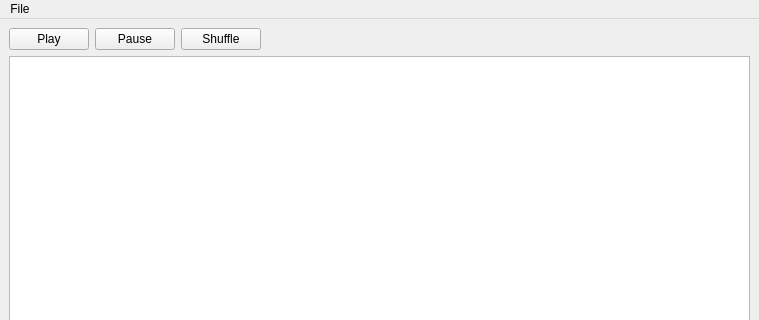
Above: mainwindow.ui from Ian2123/CS305-MusicPlayer before the change; both pictures show x 0 to 759 and y 0 to 320 of the 759 by 624 pixel window. Below: the same form after it.
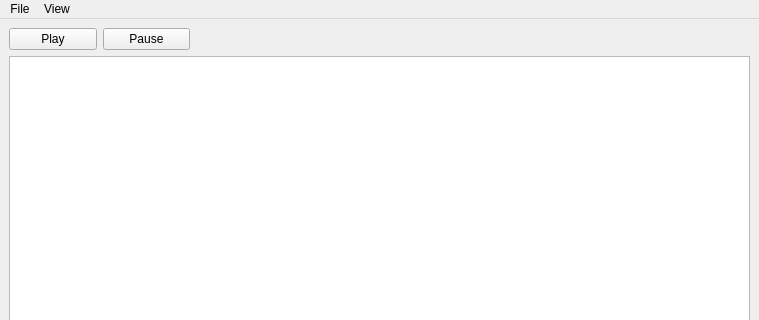
That is the form after the change. Icons and pictures are not drawn.

Patch:
```diff
--- a/mainwindow.ui
+++ b/mainwindow.ui
@@ -46,19 +46,6 @@
         </property>
        </widget>
       </item>
-      <item>
-       <widget class="QPushButton" name="shuffleButton">
-        <property name="sizePolicy">
-         <sizepolicy hsizetype="Minimum" vsizetype="Preferred">
-          <horstretch>0</horstretch>
-          <verstretch>0</verstretch>
-         </sizepolicy>
-        </property>
-        <property name="text">
-         <string>Shuffle</string>
-        </property>
-       </widget>
-      </item>
      </layout>
     </item>
    </layout>
@@ -82,7 +69,14 @@
     <addaction name="actionInfo"/>
     <addaction name="actionExit"/>
    </widget>
+   <widget class="QMenu" name="menuView">
+    <property name="title">
+     <string>View</string>
+    </property>
+    <addaction name="actionUpdate_Track_List"/>
+   </widget>
    <addaction name="menuTrack"/>
+   <addaction name="menuView"/>
   </widget>
   <widget class="QStatusBar" name="statusbar"/>
   <action name="actionAdd">
```
Left out of the diff: 5 changed lines with no effect on the pictures.
